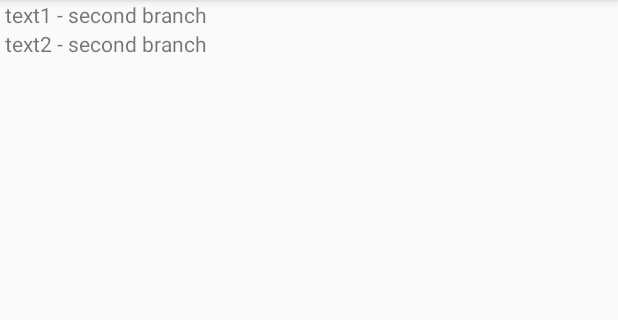
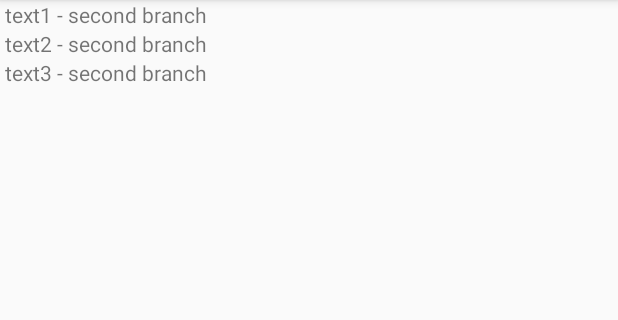
Before and after one commit to VolodymyrMitso/Just_Test_2, an Android app: the screen it shows after launch (MainActivity), on a phone screen of 412 x 824 dp, the part 84-404 px from its top. Run offline under Robolectric (Android 15) with nearby library versions, the phone set to English and light mode, and no system bars.

Commit message:
TextView3 - second - another PC

```diff
--- a/app/src/main/res/layout/main.xml
+++ b/app/src/main/res/layout/main.xml
@@ -18,4 +18,9 @@
         android:layout_height="wrap_content"
         android:text=" text2 - second branch"/>
 
+    <TextView
+        android:layout_width="wrap_content"
+        android:layout_height="wrap_content"
+        android:text=" text3 - second branch"/>
+
 </LinearLayout>
```
